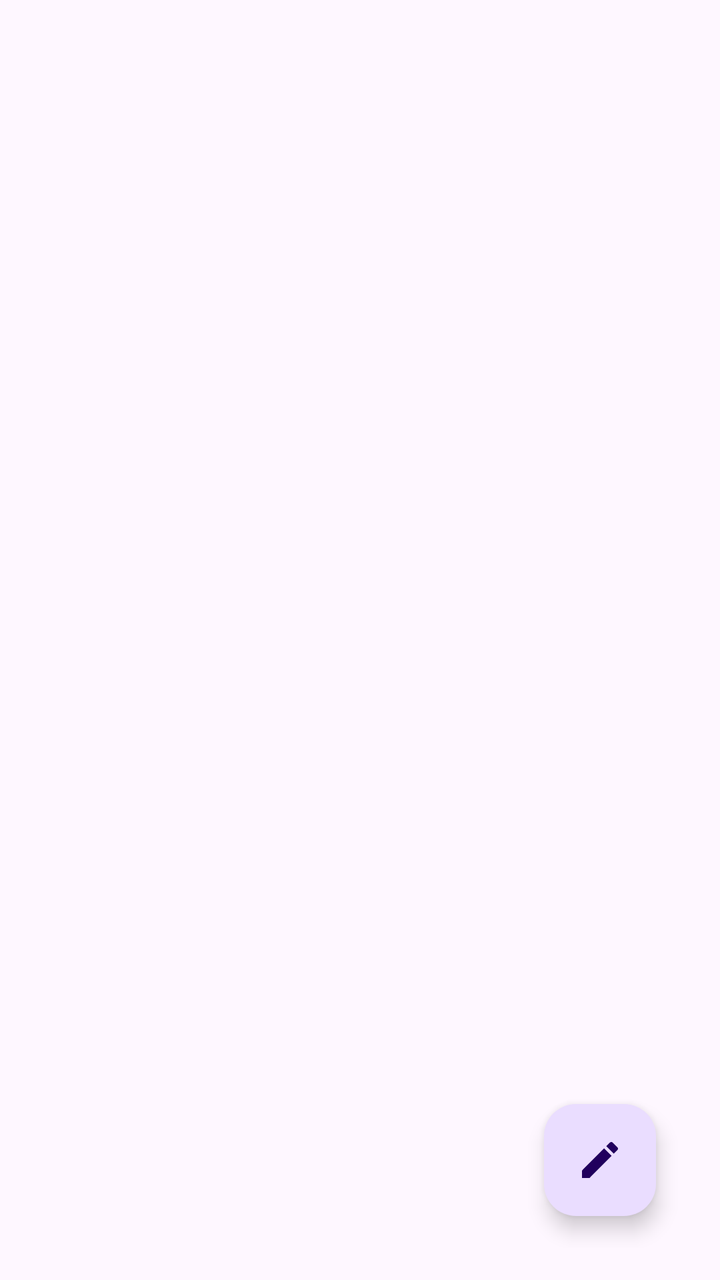
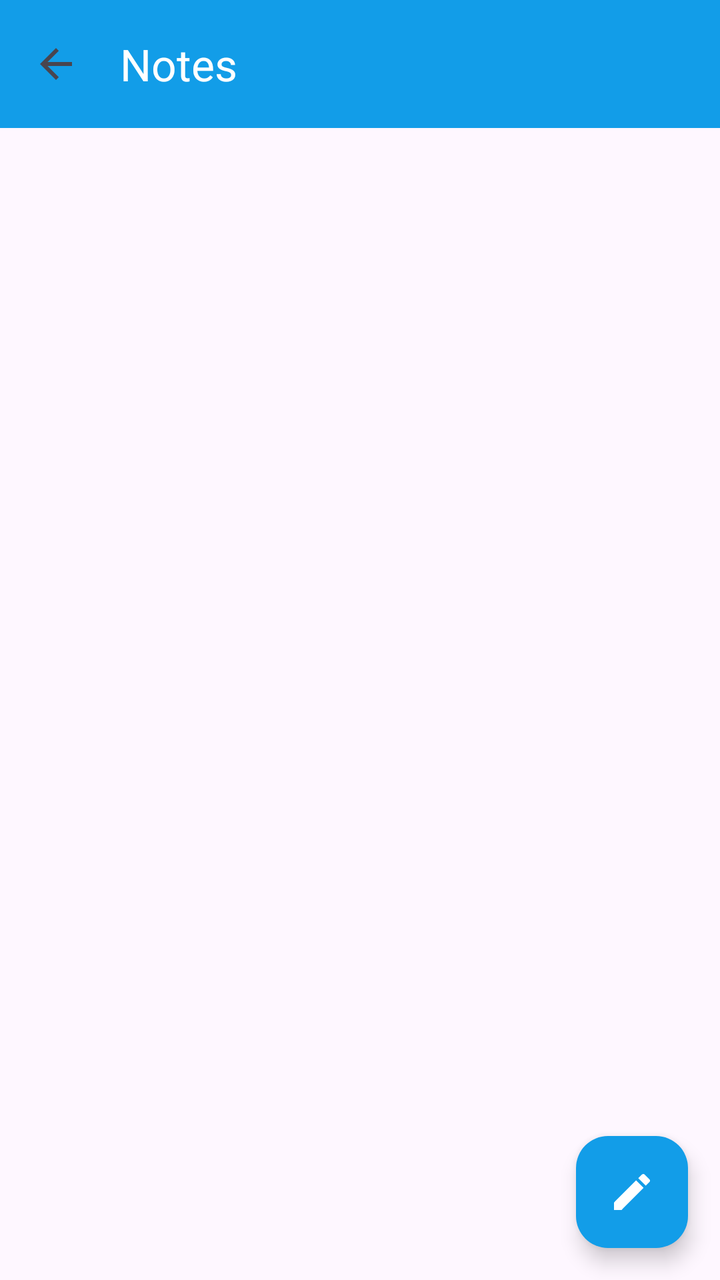

An Android layout rendered at two revisions. The XML below is the earlier revision; the diff shows what the commit changed to produce the second picture.
<!-- AndroidManifest.xml: application theme Theme.MSApplication -->
<!-- res/layout/activity_notes.xml -->
<?xml version="1.0" encoding="utf-8"?>
<RelativeLayout
    xmlns:android="http://schemas.android.com/apk/res/android"
    xmlns:app="http://schemas.android.com/apk/res-auto"
    xmlns:tools="http://schemas.android.com/tools"
    android:layout_width="match_parent"
    android:layout_height="match_parent"
    android:paddingStart="16dp"
    android:paddingTop="16dp"
    android:paddingEnd="16dp"
    android:paddingBottom="16dp"
    tools:context=".NotesActivity">

    <androidx.recyclerview.widget.RecyclerView
        android:id="@+id/recyclerViewNotes"
        android:layout_width="match_parent"
        android:layout_height="match_parent"
        android:clipToPadding="false"
        android:paddingBottom="8dp"
        android:paddingTop="8dp"
        app:layoutManager="androidx.recyclerview.widget.LinearLayoutManager"
        app:layout_constraintTop_toTopOf="parent" />

    <com.google.android.material.floatingactionbutton.FloatingActionButton
        android:id="@+id/fabAddNote"
        android:layout_width="wrap_content"
        android:layout_height="wrap_content"
        android:layout_alignParentEnd="true"
        android:layout_alignParentBottom="true"
        android:layout_marginEnd="16dp"
        android:layout_marginBottom="16dp"
        android:src="@drawable/ic_post_add"
        app:layout_constraintBottom_toBottomOf="parent"
        app:layout_constraintEnd_toEndOf="parent"
        app:layout_constraintRight_toRightOf="parent"
        app:layout_constraintTop_toTopOf="parent" />
</RelativeLayout>
<!-- resources referenced by this layout -->
<resources>
  <!-- drawable ic_post_add (drawable) -->
  <vector android:autoMirrored="true" android:height="24dp"
      android:tint="#000000" android:viewportHeight="24"
      android:viewportWidth="24" android:width="24dp" xmlns:android="http://schemas.android.com/apk/res/android">
      <path android:fillColor="@android:color/white" android:pathData="M3,17.25V21h3.75L17.81,9.94l-3.75,-3.75L3,17.25zM20.71,7.04c0.39,-0.39 0.39,-1.02 0,-1.41l-2.34,-2.34c-0.39,-0.39 -1.02,-0.39 -1.41,0l-1.83,1.83 3.75,3.75 1.83,-1.83z"/>
  </vector>
  <style name="Theme.MSApplication" parent="Base.Theme.MSApplication" />
  <style name="Base.Theme.MSApplication" parent="Theme.Material3.DayNight.NoActionBar">
          <item name="colorPrimary">@color/Cinnabar</item>
          <item name="colorPrimaryVariant">@color/Jaffa</item>
          <item name="android:statusBarColor">@color/PrimaryColor</item>
      </style>
  <color name="Cinnabar">#129DE8</color>
  <color name="Jaffa">#129DE8</color>
  <color name="PrimaryColor">#129DE8</color>
</resources>

<!-- the commit's change to res/layout/activity_notes.xml (unified diff, before → after) -->
@@ -5,21 +5,44 @@
     xmlns:tools="http://schemas.android.com/tools"
     android:layout_width="match_parent"
     android:layout_height="match_parent"
-    android:paddingStart="16dp"
-    android:paddingTop="16dp"
-    android:paddingEnd="16dp"
-    android:paddingBottom="16dp"
     tools:context=".NotesActivity">
+
+    <androidx.appcompat.widget.Toolbar
+        android:id="@+id/toolbar"
+        android:layout_width="match_parent"
+        android:layout_height="?attr/actionBarSize"
+        android:background="?attr/colorPrimary"
+        android:elevation="4dp"
+        app:layout_collapseMode="pin"
+        app:layout_constraintTop_toTopOf="parent"
+        app:navigationIcon="?android:attr/homeAsUpIndicator"
+        app:title="Notes"
+        app:titleTextColor="@android:color/white"/>
 
     <androidx.recyclerview.widget.RecyclerView
         android:id="@+id/recyclerViewNotes"
         android:layout_width="match_parent"
         android:layout_height="match_parent"
         android:clipToPadding="false"
+        android:paddingStart="8dp"
+        android:paddingTop="8dp"
+        android:paddingEnd="8dp"
         android:paddingBottom="8dp"
-        android:paddingTop="8dp"
         app:layoutManager="androidx.recyclerview.widget.LinearLayoutManager"
-        app:layout_constraintTop_toTopOf="parent" />
+        android:layout_below="@id/toolbar"/>
+
+    
+    <ImageView
+        android:id="@+id/imageNoNotes"
+        android:layout_width="wrap_content"
+        android:layout_height="wrap_content"
+        android:layout_centerInParent="true"
+        android:src="@drawable/diary_img"
+        android:visibility="gone"
+        app:layout_constraintTop_toBottomOf="@id/toolbar"
+        app:layout_constraintBottom_toTopOf="@id/fabAddNote"
+        app:layout_constraintStart_toStartOf="parent"
+        app:layout_constraintEnd_toEndOf="parent" />
 
     <com.google.android.material.floatingactionbutton.FloatingActionButton
         android:id="@+id/fabAddNote"
@@ -30,8 +53,8 @@
         android:layout_marginEnd="16dp"
         android:layout_marginBottom="16dp"
         android:src="@drawable/ic_post_add"
+        android:backgroundTint="@color/PrimaryColor"
+        app:tint="@color/white"
         app:layout_constraintBottom_toBottomOf="parent"
-        app:layout_constraintEnd_toEndOf="parent"
-        app:layout_constraintRight_toRightOf="parent"
-        app:layout_constraintTop_toTopOf="parent" />
+        app:layout_constraintEnd_toEndOf="parent" />
 </RelativeLayout>
<!-- resource entries referenced after the edit -->
@@ -1,5 +1,8 @@
 <!-- resources referenced by this layout -->
 <resources>
+  <color name="PrimaryColor">#129DE8</color>
+  <color name="white">#FFFFFFFF</color>
+  <!-- drawable diary_img: png bitmap (drawable, 30525 bytes) -->
   <!-- drawable ic_post_add (drawable) -->
   <vector android:autoMirrored="true" android:height="24dp"
       android:tint="#000000" android:viewportHeight="24"
@@ -14,6 +17,5 @@
       </style>
   <color name="Cinnabar">#129DE8</color>
   <color name="Jaffa">#129DE8</color>
-  <color name="PrimaryColor">#129DE8</color>
 </resources>
 
